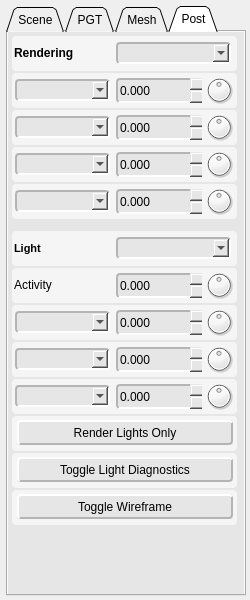
Old version of the form ShaderEditor/qt/project/tweaker.ui in the repository karajensen/shader-editor.
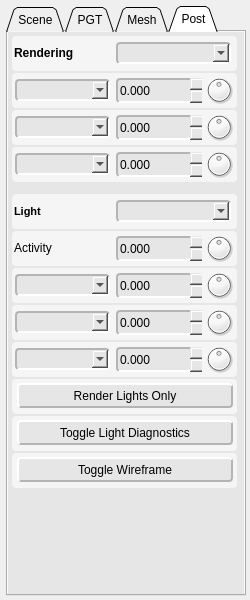
New version of the form. The open tabs and pages were chosen to show the change.

Patch:
```diff
--- a/ShaderEditor/qt/project/tweaker.ui
+++ b/ShaderEditor/qt/project/tweaker.ui
@@ -5347,173 +5347,6 @@
            </property>
           </widget>
           <widget class="QComboBox" name="fog_box">
-           <property name="geometry">
-            <rect>
-             <x>3</x>
-             <y>6</y>
-             <width>95</width>
-             <height>22</height>
-            </rect>
-           </property>
-           <property name="sizePolicy">
-            <sizepolicy hsizetype="Fixed" vsizetype="Fixed">
-             <horstretch>0</horstretch>
-             <verstretch>0</verstretch>
-            </sizepolicy>
-           </property>
-           <property name="minimumSize">
-            <size>
-             <width>95</width>
-             <height>22</height>
-            </size>
-           </property>
-           <property name="maximumSize">
-            <size>
-             <width>90</width>
-             <height>22</height>
-            </size>
-           </property>
-           <property name="baseSize">
-            <size>
-             <width>90</width>
-             <height>25</height>
-            </size>
-           </property>
-           <property name="styleSheet">
-            <string notr="true">background-color: rgb(230, 230, 230);
-border-top-color: rgb(180, 180, 180);
-border-left-color: rgb(180, 180, 180);
-border-bottom-color: rgb(255, 255, 255);
-border-right-color: rgb(255, 255, 255);
-border-style: solid;
-border-width: 2px;</string>
-           </property>
-           <property name="frame">
-            <bool>false</bool>
-           </property>
-          </widget>
-         </widget>
-        </item>
-        <item>
-         <widget class="QFrame" name="ambience">
-          <property name="minimumSize">
-           <size>
-            <width>225</width>
-            <height>35</height>
-           </size>
-          </property>
-          <property name="maximumSize">
-           <size>
-            <width>225</width>
-            <height>35</height>
-           </size>
-          </property>
-          <property name="styleSheet">
-           <string notr="true">background-color: rgb(245, 245, 245);
-border-radius: 4px;</string>
-          </property>
-          <property name="frameShape">
-           <enum>QFrame::NoFrame</enum>
-          </property>
-          <property name="frameShadow">
-           <enum>QFrame::Plain</enum>
-          </property>
-          <property name="lineWidth">
-           <number>0</number>
-          </property>
-          <widget class="QDoubleSpinBox" name="ambience_value">
-           <property name="geometry">
-            <rect>
-             <x>104</x>
-             <y>5</y>
-             <width>86</width>
-             <height>25</height>
-            </rect>
-           </property>
-           <property name="sizePolicy">
-            <sizepolicy hsizetype="Fixed" vsizetype="Fixed">
-             <horstretch>0</horstretch>
-             <verstretch>0</verstretch>
-            </sizepolicy>
-           </property>
-           <property name="minimumSize">
-            <size>
-             <width>86</width>
-             <height>25</height>
-            </size>
-           </property>
-           <property name="maximumSize">
-            <size>
-             <width>86</width>
-             <height>25</height>
-            </size>
-           </property>
-           <property name="styleSheet">
-            <string notr="true">background-color: rgb(230, 230, 230);
-border-top-color: rgb(180, 180, 180);
-border-left-color: rgb(180, 180, 180);
-border-bottom-color: rgb(255, 255, 255);
-border-right-color: rgb(255, 255, 255);
-border-style: solid;
-border-width: 2px;</string>
-           </property>
-           <property name="frame">
-            <bool>false</bool>
-           </property>
-           <property name="buttonSymbols">
-            <enum>QAbstractSpinBox::UpDownArrows</enum>
-           </property>
-           <property name="decimals">
-            <number>3</number>
-           </property>
-           <property name="minimum">
-            <double>-9999.000000000000000</double>
-           </property>
-           <property name="maximum">
-            <double>9999.000000000000000</double>
-           </property>
-           <property name="singleStep">
-            <double>0.050000000000000</double>
-           </property>
-          </widget>
-          <widget class="QDial" name="ambience_dial">
-           <property name="geometry">
-            <rect>
-             <x>192</x>
-             <y>2</y>
-             <width>30</width>
-             <height>30</height>
-            </rect>
-           </property>
-           <property name="sizePolicy">
-            <sizepolicy hsizetype="Fixed" vsizetype="Fixed">
-             <horstretch>0</horstretch>
-             <verstretch>0</verstretch>
-            </sizepolicy>
-           </property>
-           <property name="minimumSize">
-            <size>
-             <width>30</width>
-             <height>30</height>
-            </size>
-           </property>
-           <property name="maximumSize">
-            <size>
-             <width>30</width>
-             <height>30</height>
-            </size>
-           </property>
-           <property name="styleSheet">
-            <string notr="true">border-width: 0px;</string>
-           </property>
-           <property name="minimum">
-            <number>-10000</number>
-           </property>
-           <property name="maximum">
-            <number>10000</number>
-           </property>
-          </widget>
-          <widget class="QComboBox" name="ambience_box">
            <property name="geometry">
             <rect>
              <x>3</x>
```
Left out of the diff: 2 changed lines with no effect on the pictures.
